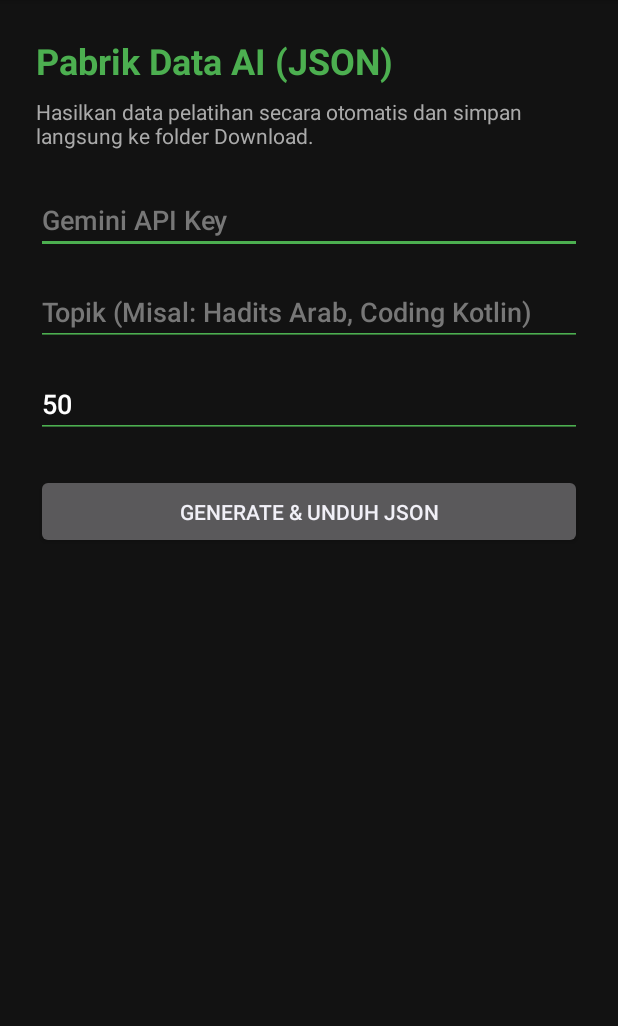
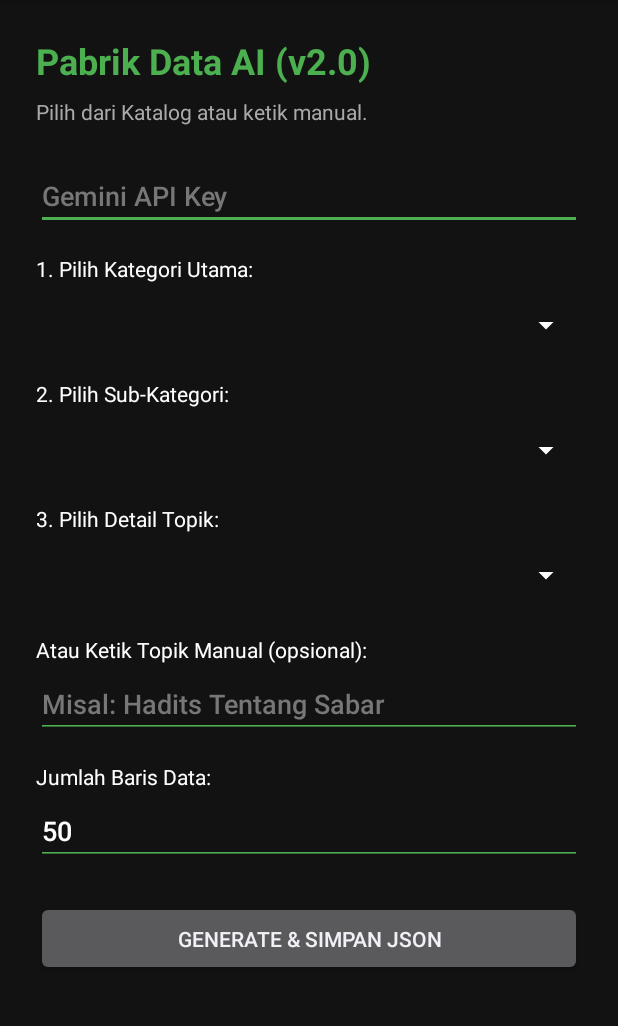
Before and after one commit to anwarlutfi58-cmd/buat-data, an Android app: the layout activity_main.xml on its own in the app's theme, with its tools: preview values and no code run, on a phone screen of 412 x 824 dp, the part 84-1110 px from its top. Run offline under Robolectric (Android 15) with nearby library versions, the phone set to English and light mode, and no system bars.

Commit message:
Perbarui app/src/main/res/layout/activity_main.xml

```diff
--- a/app/src/main/res/layout/activity_main.xml
+++ b/app/src/main/res/layout/activity_main.xml
@@ -13,7 +13,7 @@
         <TextView
             android:layout_width="wrap_content"
             android:layout_height="wrap_content"
-            android:text="Pabrik Data AI (JSON)"
+            android:text="Pabrik Data AI (v2.0)"
             android:textColor="#4CAF50"
             android:textSize="24sp"
             android:textStyle="bold"
@@ -22,7 +22,7 @@
         <TextView
             android:layout_width="wrap_content"
             android:layout_height="wrap_content"
-            android:text="Hasilkan data pelatihan secara otomatis dan simpan langsung ke folder Download."
+            android:text="Pilih dari Katalog atau ketik manual."
             android:textColor="#AAAAAA"
             android:layout_marginBottom="24dp" />
 
@@ -36,16 +36,67 @@
             android:backgroundTint="#4CAF50"
             android:layout_marginBottom="16dp" />
 
+        <TextView
+            android:layout_width="wrap_content"
+            android:layout_height="wrap_content"
+            android:text="1. Pilih Kategori Utama:"
+            android:textColor="#FFFFFF"
+            android:layout_marginBottom="4dp" />
+        <Spinner
+            android:id="@+id/spinnerKategori"
+            android:layout_width="match_parent"
+            android:layout_height="48dp"
+            android:backgroundTint="#FFFFFF"
+            android:layout_marginBottom="12dp" />
+
+        <TextView
+            android:layout_width="wrap_content"
+            android:layout_height="wrap_content"
+            android:text="2. Pilih Sub-Kategori:"
+            android:textColor="#FFFFFF"
+            android:layout_marginBottom="4dp" />
+        <Spinner
+            android:id="@+id/spinnerSub"
+            android:layout_width="match_parent"
+            android:layout_height="48dp"
+            android:backgroundTint="#FFFFFF"
+            android:layout_marginBottom="12dp" />
+
+        <TextView
+            android:layout_width="wrap_content"
+            android:layout_height="wrap_content"
+            android:text="3. Pilih Detail Topik:"
+            android:textColor="#FFFFFF"
+            android:layout_marginBottom="4dp" />
+        <Spinner
+            android:id="@+id/spinnerDetail"
+            android:layout_width="match_parent"
+            android:layout_height="48dp"
+            android:backgroundTint="#FFFFFF"
+            android:layout_marginBottom="16dp" />
+
+        <TextView
+            android:layout_width="wrap_content"
+            android:layout_height="wrap_content"
+            android:text="Atau Ketik Topik Manual (opsional):"
+            android:textColor="#FFFFFF"
+            android:layout_marginBottom="4dp" />
         <EditText
-            android:id="@+id/edtPrompt"
+            android:id="@+id/edtManual"
             android:layout_width="match_parent"
             android:layout_height="wrap_content"
-            android:hint="Topik (Misal: Hadits Arab, Coding Kotlin)"
+            android:hint="Misal: Hadits Tentang Sabar"
             android:textColor="#FFFFFF"
             android:textColorHint="#777777"
             android:backgroundTint="#4CAF50"
             android:layout_marginBottom="16dp" />
 
+        <TextView
+            android:layout_width="wrap_content"
+            android:layout_height="wrap_content"
+            android:text="Jumlah Baris Data:"
+            android:textColor="#FFFFFF"
+            android:layout_marginBottom="4dp" />
         <EditText
             android:id="@+id/edtJumlah"
             android:layout_width="match_parent"
@@ -60,7 +111,7 @@
             android:id="@+id/btnGenerate"
             android:layout_width="match_parent"
             android:layout_height="50dp"
-            android:text="Generate &amp; Unduh JSON" />
+            android:text="Generate &amp; Simpan JSON" />
 
         <TextView
             android:id="@+id/tvStatus"
```
